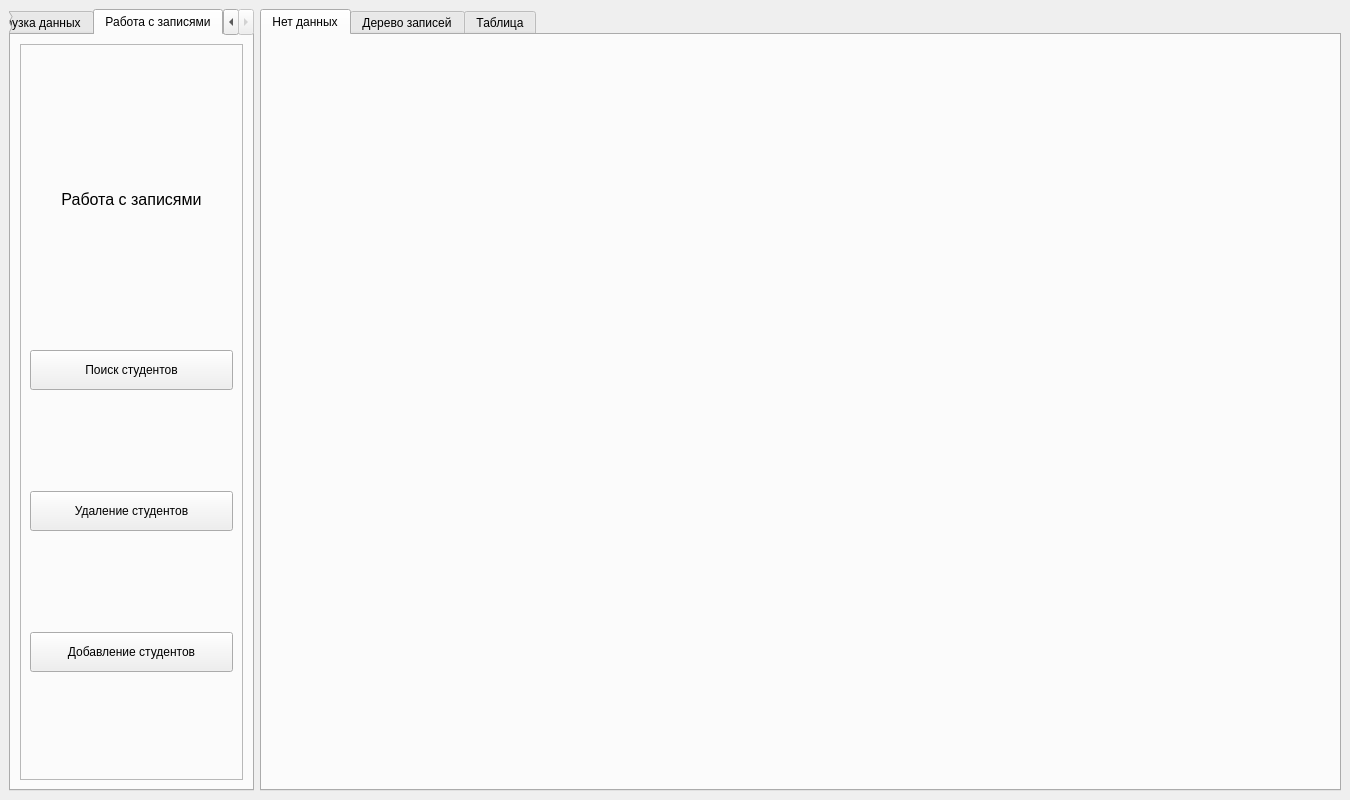
The window that ui/main_window.ui (Gen1us02/PPOIS_2) describes before a commit, drawn with Qt 5.
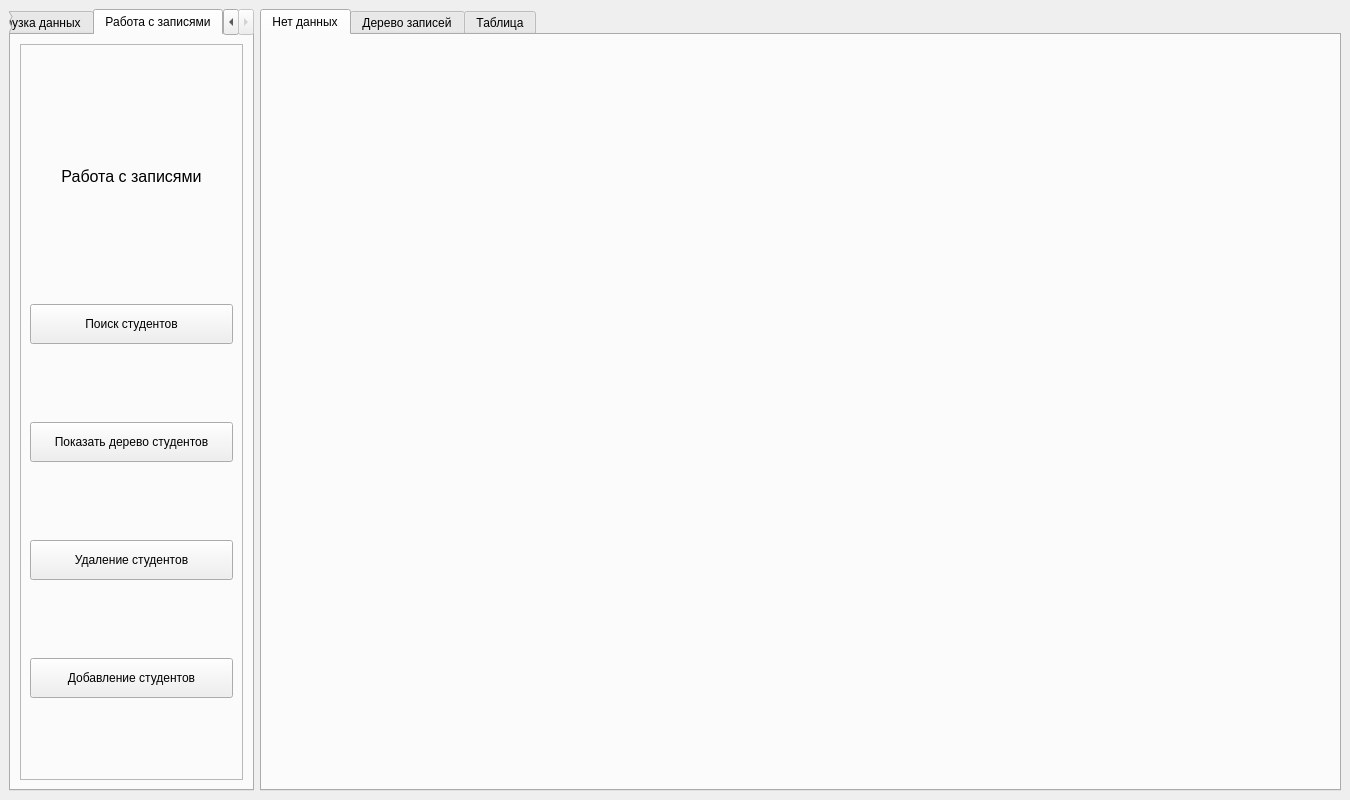
The same window after the commit. The open tabs and pages were chosen to show the change.

```diff
--- a/ui/main_window.ui
+++ b/ui/main_window.ui
@@ -166,6 +166,19 @@
              </property>
             </widget>
            </item>
+           <item>
+            <widget class="QPushButton" name="tree_button">
+             <property name="minimumSize">
+              <size>
+               <width>0</width>
+               <height>40</height>
+              </size>
+             </property>
+             <property name="text">
+              <string>Показать дерево студентов</string>
+             </property>
+            </widget>
+           </item>
            <item>
             <widget class="QPushButton" name="delete_students_button">
              <property name="minimumSize">
```
Left out of the diff: 2 changed lines with no effect on the pictures.
